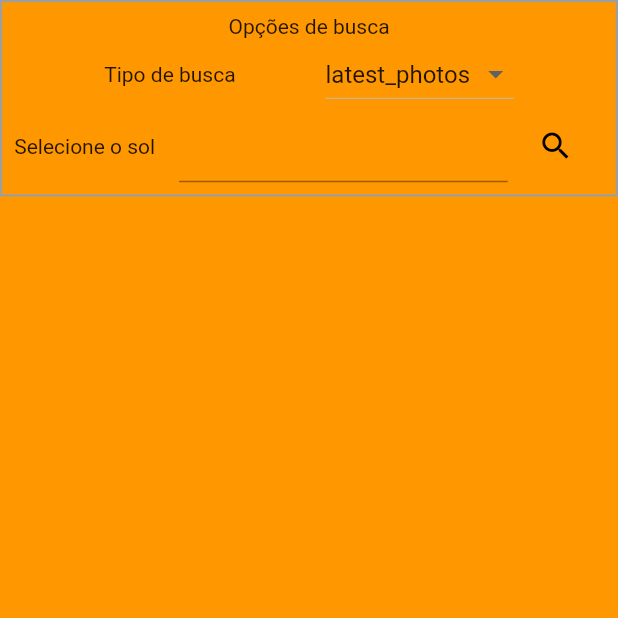
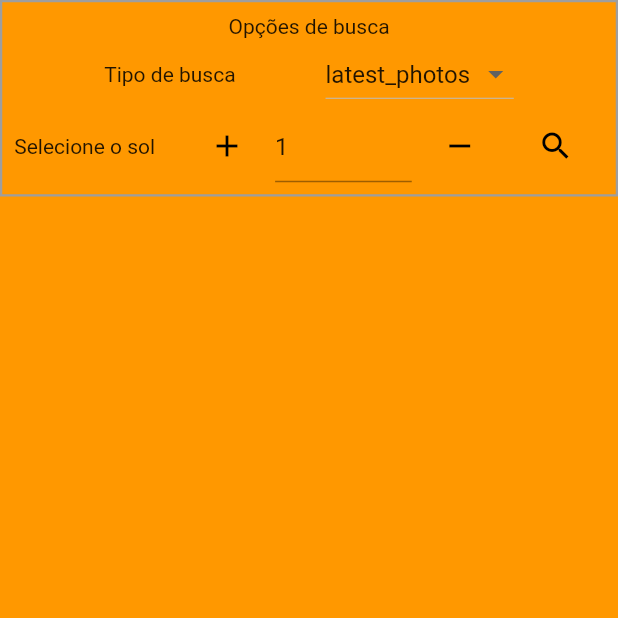
Before and after one commit to ElexandroTorres/Mars-Rovers-Photos, a Flutter app: the RoverPhotosScreen screen opened directly with empty values, after a tap on the "search" icon, on a phone screen of 412 x 824 dp, the top half of it. Run offline on Flutter 3.47's test engine with Material 2 defaults, Android fonts, the phone set to English and light mode, and no system bars; our stand-ins replace flutter_spinkit, photo_view; network calls fail.

Commit message:
some changes in the search options in photos screen

```diff
--- a/lib/repositories/rover_manifest_repository.dart
+++ b/lib/repositories/rover_manifest_repository.dart
@@ -19,6 +19,7 @@ class RoverManifestRepository implements IRoverManifestRepository {
 
     if (response.statusCode == 200) {
       var roverInfos = jsonDecode(response.body);
+      print(response.body.toString());
 
       roverManifest = RoverManifest.fromMap(roverInfos['photo_manifest']);
 
--- a/lib/screens/rover_photos_screen.dart
+++ b/lib/screens/rover_photos_screen.dart
@@ -1,5 +1,6 @@
 import 'package:flutter/material.dart';
 import 'package:mars_rovers_photos/model/photo.dart';
+import 'package:mars_rovers_photos/model/rover_manifest.dart';
 import 'package:mars_rovers_photos/repositories/rover_photos_repository.dart';
 import 'package:http/http.dart' as http;
 import 'package:mars_rovers_photos/viewmodel/rover_photos_viewmodel.dart';
@@ -7,9 +8,9 @@ import 'package:mars_rovers_photos/widgets/PhotosGrid.dart';
 import 'package:provider/provider.dart';
 
 class RoverPhotosScreen extends StatefulWidget {
-  final String roverName;
+  final RoverManifest roverManifest;
 
-  const RoverPhotosScreen({Key? key, required this.roverName})
+  const RoverPhotosScreen({Key? key, required this.roverManifest})
       : super(key: key);
 
   @override
@@ -27,7 +28,7 @@ class _RoverPhotosScreenState extends State<RoverPhotosScreen> {
   void initState() {
     super.initState();
     Provider.of<RoverPhotosViewModel>(context, listen: false)
-        .fetchLatestPhotos(widget.roverName);
+        .fetchLatestPhotos(widget.roverManifest.name!);
     selectBySolController = TextEditingController();
   }
 
@@ -39,16 +40,8 @@ class _RoverPhotosScreenState extends State<RoverPhotosScreen> {
 
   List<String> _dropDownItens = ['latest_photos', 'photos_by_sol'];
   String? _selectedItem = 'latest_photos';
-  /*
-  void dropDownCallBack(String? selectedItem) {
-    if (selectedValue is String) {
-      setState(() {
-        _dropValue = selectedValue;
-      });
-    }
-  }
-  */
 
+  int _currentSolValue = 1;
   @override
   Widget build(BuildContext context) {
     var roverPhotosViewModel = Provider.of<RoverPhotosViewModel>(context);
@@ -97,9 +90,22 @@ class _RoverPhotosScreenState extends State<RoverPhotosScreen> {
                       children: [
                         Text('Selecione o sol'),
                         SizedBox(width: 16),
+                        TextButton(
+                          onPressed: () {
+                            if (_currentSolValue <
+                                widget.roverManifest.maxSol!) {
+                              setState(() => _currentSolValue++);
+                            }
+                          },
+                          child: Icon(
+                            Icons.add,
+                            color: Colors.black,
+                          ),
+                        ),
                         Expanded(
                           child: TextField(
-                            controller: selectBySolController,
+                            controller: selectBySolController
+                              ..text = _currentSolValue.toString(),
                             keyboardType: TextInputType.numberWithOptions(
                               signed: false,
                               decimal: false,
@@ -107,12 +113,28 @@ class _RoverPhotosScreenState extends State<RoverPhotosScreen> {
                             decoration: InputDecoration(
                               focusColor: Colors.orange,
                             ),
+                            onChanged: (value) {
+                              setState(() {
+                                _currentSolValue = int.parse(value);
+                              });
+                            },
+                          ),
+                        ),
+                        TextButton(
+                          onPressed: () {
+                            if (_currentSolValue > 0) {
+                              setState(() => _currentSolValue--);
+                            }
+                          },
+                          child: Icon(
+                            Icons.remove,
+                            color: Colors.black,
                           ),
                         ),
                         TextButton(
                           onPressed: () {
                             roverPhotosViewModel.fetchPhotosBySol(
-                                widget.roverName,
+                                widget.roverManifest.name!,
                                 int.parse(selectBySolController.text));
                           },
                           child: Icon(
--- a/lib/widgets/ItemRover.dart
+++ b/lib/widgets/ItemRover.dart
@@ -21,7 +21,7 @@ class ItemRover extends StatelessWidget {
           context,
           MaterialPageRoute(
             builder: (context) =>
-                RoverPhotosScreen(roverName: roverManifest.name!),
+                RoverPhotosScreen(roverManifest: roverManifest),
           ),
         );
       },
```
